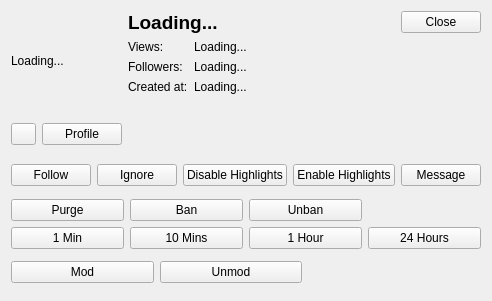
The window that forms/accountpopupform.ui (Chatterino/chatterino2) describes before a commit, drawn with Qt 5.
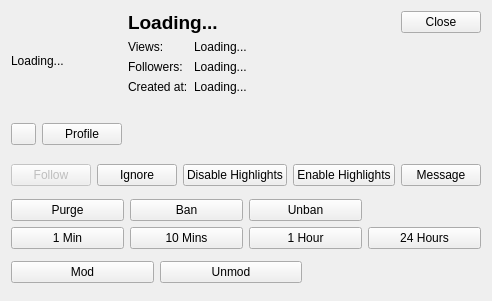
The same window after the commit. Icons and pictures are not drawn.

The edit to the form file:
```diff
--- a/forms/accountpopupform.ui
+++ b/forms/accountpopupform.ui
@@ -6,7 +6,7 @@
    <rect>
     <x>0</x>
     <y>0</y>
-    <width>461</width>
+    <width>469</width>
     <height>301</height>
    </rect>
   </property>
@@ -189,6 +189,9 @@
       </property>
       <item>
        <widget class="QPushButton" name="follow">
+        <property name="enabled">
+         <bool>false</bool>
+        </property>
         <property name="text">
          <string>Follow</string>
         </property>
```
Left out of the diff: 3 changed lines with no effect on the pictures.
